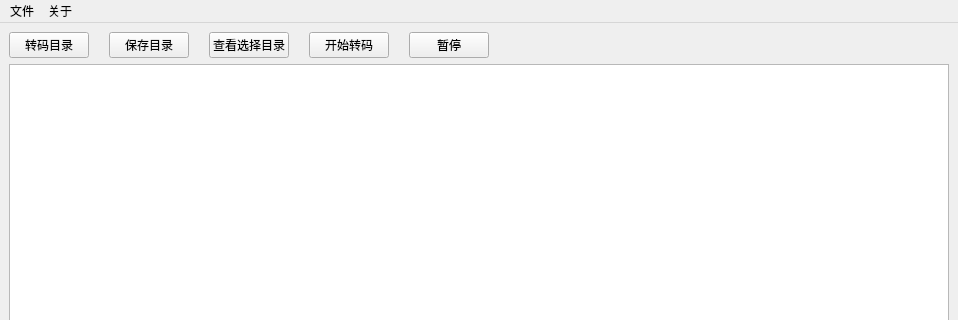
This is transcoder.ui in orz-ai/transcoder as Qt 5 draws it before an edit; both pictures show x 0 to 958 and y 0 to 320 of the 958 by 508 pixel window. The edited form follows.
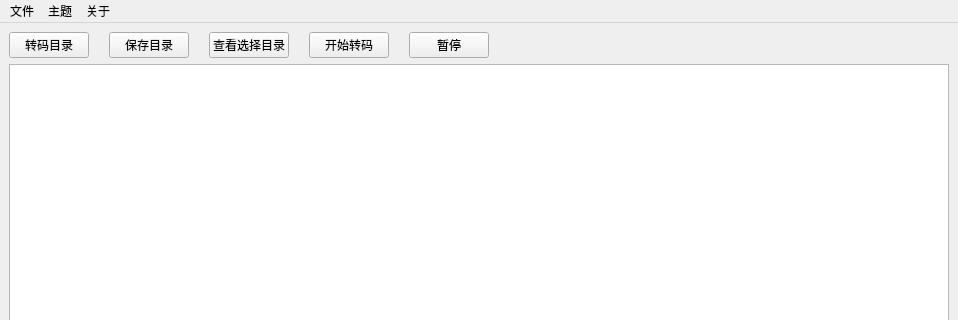
This is the edited form.

The edit to the form file:
```diff
--- a/transcoder.ui
+++ b/transcoder.ui
@@ -174,9 +174,17 @@
     <property name="title">
      <string>关于</string>
     </property>
-    <addaction name="action_2"/>
+    <addaction name="action_about"/>
+   </widget>
+   <widget class="QMenu" name="menu_3">
+    <property name="title">
+     <string>主题</string>
+    </property>
+    <addaction name="action_modern_theme"/>
+    <addaction name="action_dark_theme"/>
    </widget>
    <addaction name="menu"/>
+   <addaction name="menu_3"/>
    <addaction name="menu_2"/>
   </widget>
   <widget class="QStatusBar" name="statusbar"/>
```
Left out of the diff: 34 changed lines with no effect on the pictures.
